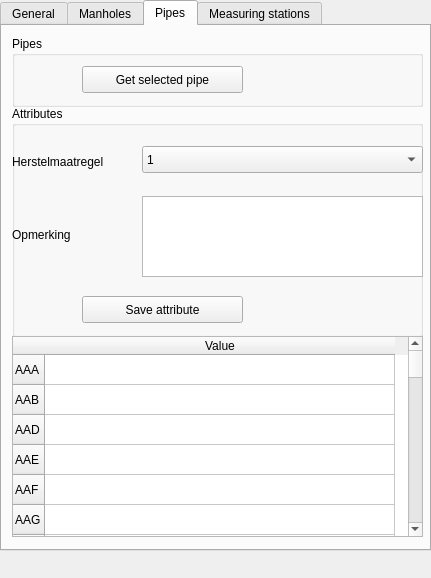
Old version of the form beoordelingstool_dockwidget_base.ui in the repository nens/Beoordelingstool.
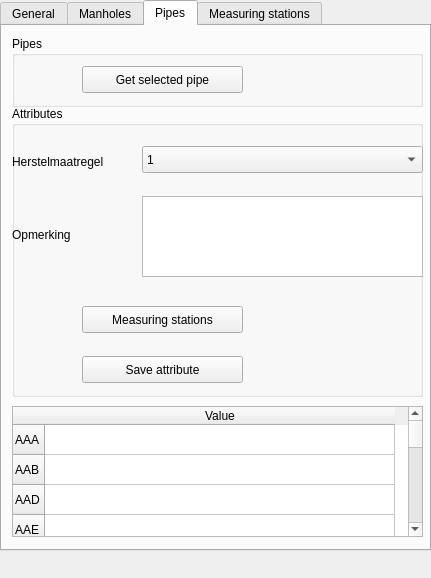
New version of the form. The open tabs and pages were chosen to show the change.

Commit message: Make it possible to change between the 'Pipes' and 'Measuring stations' tabs.

```diff
--- a/beoordelingstool_dockwidget_base.ui
+++ b/beoordelingstool_dockwidget_base.ui
@@ -492,7 +492,7 @@
         <x>10</x>
         <y>80</y>
         <width>411</width>
-        <height>231</height>
+        <height>291</height>
        </rect>
       </property>
       <property name="title">
@@ -549,19 +549,6 @@
         <string>Opmerking</string>
        </property>
       </widget>
-      <widget class="QPushButton" name="pushbutton_save_attribute_pipes">
-       <property name="geometry">
-        <rect>
-         <x>70</x>
-         <y>190</y>
-         <width>161</width>
-         <height>27</height>
-        </rect>
-       </property>
-       <property name="text">
-        <string>Save attribute</string>
-       </property>
-      </widget>
       <widget class="QPlainTextEdit" name="value_plaintextedit_pipes">
        <property name="geometry">
         <rect>
@@ -572,14 +559,27 @@
         </rect>
        </property>
       </widget>
+      <widget class="QPushButton" name="pushbutton_pipe_to_measuring_station">
+       <property name="geometry">
+        <rect>
+         <x>70</x>
+         <y>200</y>
+         <width>161</width>
+         <height>27</height>
+        </rect>
+       </property>
+       <property name="text">
+        <string>Measuring stations</string>
+       </property>
+      </widget>
      </widget>
      <widget class="QTableWidget" name="tablewidget_pipes">
       <property name="geometry">
        <rect>
         <x>10</x>
-        <y>310</y>
+        <y>380</y>
         <width>411</width>
-        <height>201</height>
+        <height>131</height>
        </rect>
       </property>
       <property name="editTriggers">
@@ -827,6 +827,19 @@
        </property>
       </column>
      </widget>
+     <widget class="QPushButton" name="pushbutton_save_attribute_pipes">
+      <property name="geometry">
+       <rect>
+        <x>80</x>
+        <y>330</y>
+        <width>161</width>
+        <height>27</height>
+       </rect>
+      </property>
+      <property name="text">
+       <string>Save attribute</string>
+      </property>
+     </widget>
     </widget>
     <widget class="QWidget" name="tab_measuring_stations">
      <attribute name="title">
```
Left out of the diff: 2 changed lines with no effect on the pictures. The commit also changes 1 other file.
